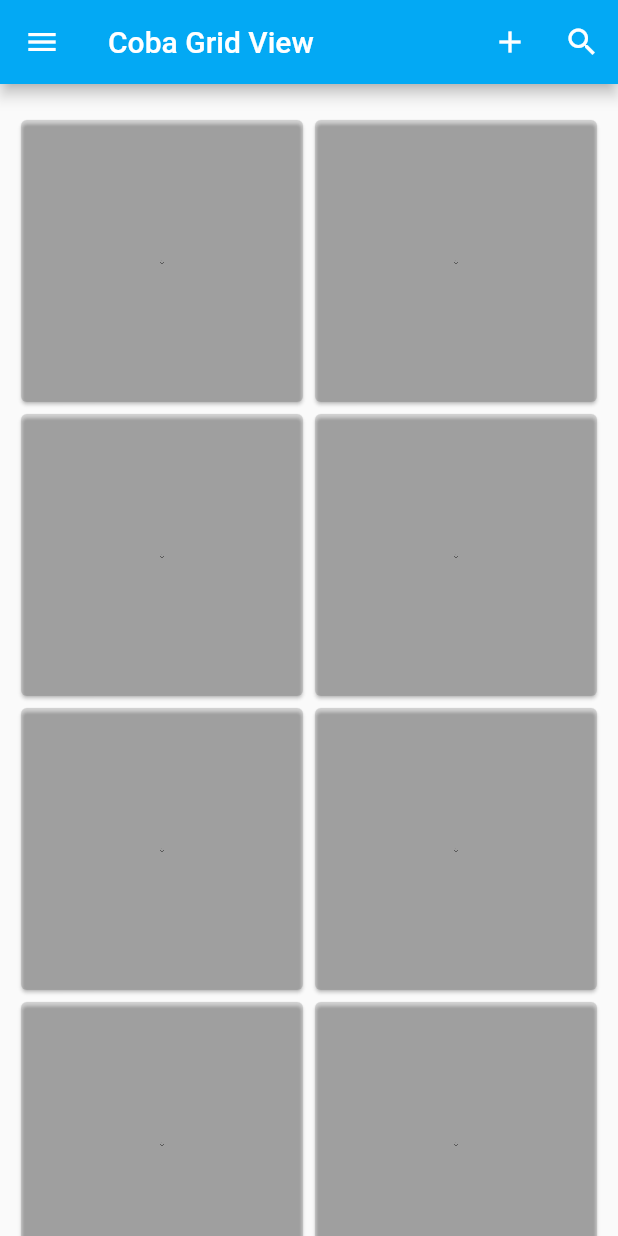
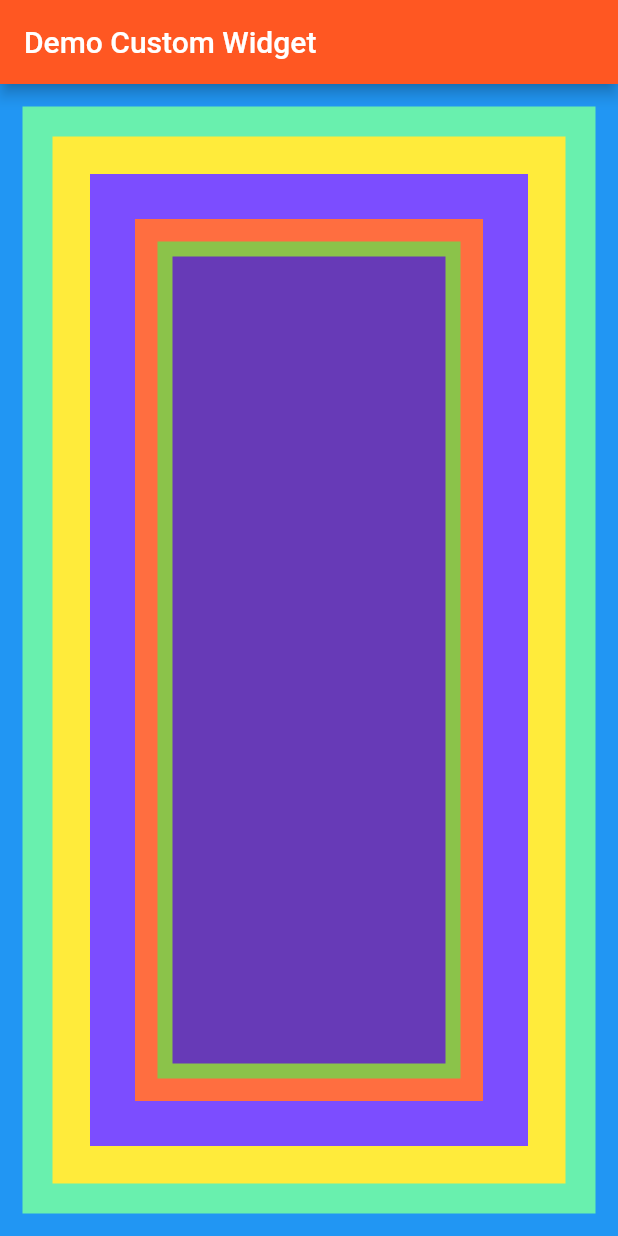
Before and after one commit to caturandi-labs/learning-flutter, a Flutter app: the screen it shows after launch, on a phone screen of 412 x 824 dp. Run offline on Flutter 3.47's test engine with Material 2 defaults, Android fonts, the phone set to English and light mode, and no system bars.

Commit message:
Membuat Custom Widget

```diff
--- a/lib/main.dart
+++ b/lib/main.dart
@@ -1,57 +1,33 @@
 import 'package:flutter/material.dart';
+import 'mycustomwidget.dart';
 
 void main() {
-  runApp(new MaterialApp(home: new MyApp(),));
+  runApp(new MyApp());
 }
 
-class MyApp extends StatefulWidget {
+class MyApp extends StatefulWidget{
   @override
-  _MyApplicationWidget createState() => _MyApplicationWidget();
+  State<StatefulWidget> createState() {
+    return _MyApplicationState();
+  }
 }
 
-class _MyApplicationWidget extends State<MyApp> {
 
-  List<int> listNumber = new List();
-  String txt = "";
-
-  @override
-  void initState() {
-    // TODO: implement initState
-    super.initState();
-    for(int i = 0; i<30; i++ ) {
-      listNumber.add(i);
-    }
-  }
-
-  void handleButtonIcon(String text){
-    txt = text;
-  }
-
+class _MyApplicationState extends State<MyApp> {
   @override
   Widget build(BuildContext context) {
-    return new Scaffold(
-      appBar: new AppBar(
-        backgroundColor: Colors.lightBlue,
-        title: new Text('Coba Grid View'),
-        leading: new Icon(Icons.menu),
-        actions: <Widget>[
-          new IconButton(icon: new Icon(Icons.add), onPressed: (){this.handleButtonIcon('Test');}),
-          new IconButton(icon: new Icon(Icons.search), onPressed: (){this.handleButtonIcon('Test2');}),
+    // TODO: implement build
+    return new MaterialApp(
+      title: 'Custom Widget',
+      debugShowCheckedModeBanner: false,
+      home: new Scaffold(
+        body: MyCustomWidget(),
+        appBar: new AppBar(
+          title: new Text('Demo Custom Widget'),
+          backgroundColor: Colors.deepOrange,
+        ),
+      ),
 
-        ],
-      ),
-      body: new GridView.builder(
-          padding: const EdgeInsets.symmetric(vertical: 20,horizontal: 10),
-          itemCount: listNumber.length,
-          gridDelegate: new SliverGridDelegateWithFixedCrossAxisCount(crossAxisCount: 2),
-            itemBuilder: (BuildContext context, int index) {
-            return new Card(
-              color: Colors.black12,
-              child: new Text(txt, textAlign: TextAlign.center),
-            );
-          }
-      ),
     );
   }
-
 }
--- /dev/null
+++ b/lib/mycustomwidget.dart
@@ -0,0 +1,49 @@
+import 'package:flutter/material.dart';
+
+void main() {
+  runApp(new MyCustomWidget());
+}
+
+class MyCustomWidget extends StatefulWidget {
+  @override
+  State<StatefulWidget> createState() {
+    return _ApplicationState();
+  }
+}
+
+class _ApplicationState extends State<MyCustomWidget> {
+  @override
+  Widget build(BuildContext context) {
+    return new Container(
+      color: Colors.blue,
+      child: new Container(
+        color: Colors.greenAccent,
+        margin: EdgeInsets.all(15.0),
+        child: new Container(
+          color: Colors.yellow,
+          margin: const EdgeInsets.all(20.0),
+          child: new Container(
+            color: Colors.deepPurpleAccent,
+            margin: const EdgeInsets.all(25.0),
+            child: new Container(
+              color: Colors.deepOrangeAccent,
+              margin: const EdgeInsets.all(30.0),
+              child: new Container(
+                color: Colors.lightGreen,
+                margin: const EdgeInsets.all(15.0),
+                child: methodCustom(),
+              ),
+            ),
+          ),
+        ),
+      ),
+    );
+  }
+}
+
+Widget methodCustom() {
+  return new Container(
+    color: Colors.deepPurple,
+    margin: const EdgeInsets.all(10.0),
+  );
+}
```
